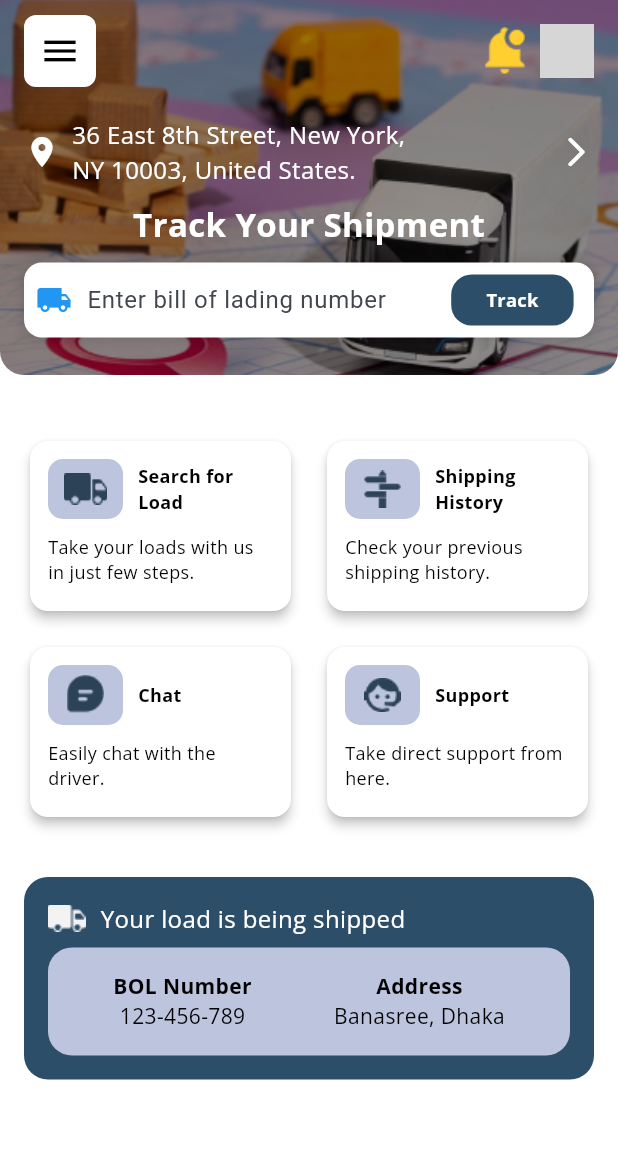
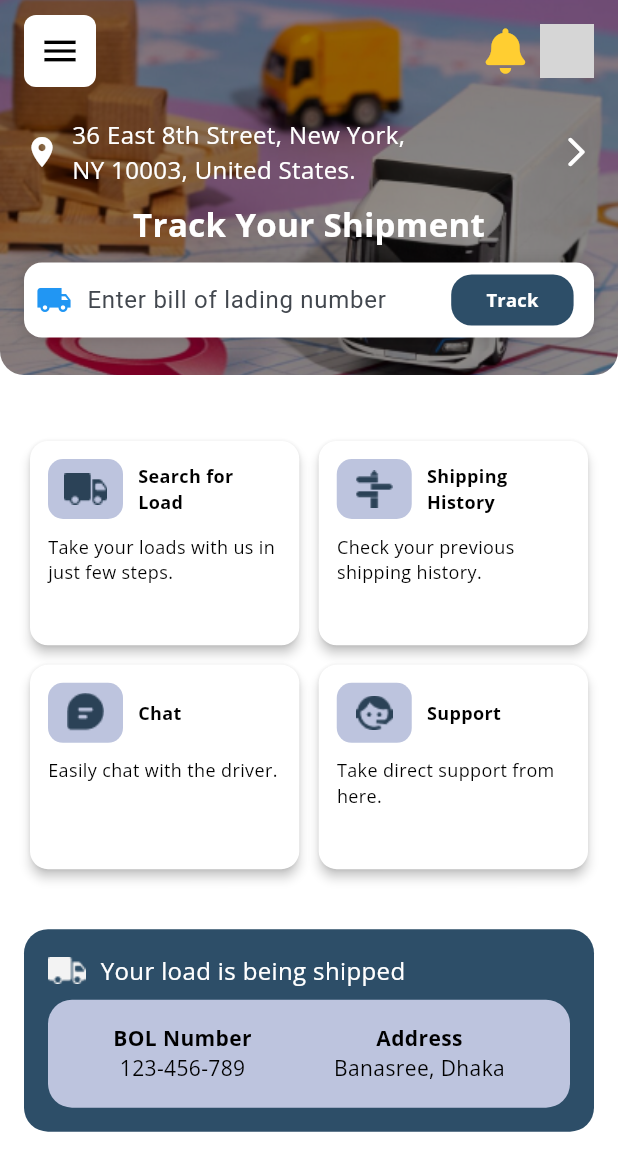
Before and after one commit to Shakil-Shak/ootms, a Flutter app: the DriverHomePage screen opened directly, on a phone screen of 412 x 824 dp. Shown: the top 1171 px of the screen. Run offline on Flutter 3.47's test engine with Material 3 defaults, Android fonts, the phone set to English and light mode, and no system bars; our stand-ins replace carousel_slider, dotted_border, flutter_map, flutter_spinkit, font_awesome_flutter, google_fonts and 1 more; grey boxes are pictures that could not be loaded.

Commit message:
home page notification icon change

```diff
--- a/lib/presentation/screens/role/driver/home/driver_home_page.dart
+++ b/lib/presentation/screens/role/driver/home/driver_home_page.dart
@@ -1,4 +1,5 @@
 import 'package:flutter/material.dart';
+import 'package:font_awesome_flutter/font_awesome_flutter.dart';
 import 'package:ootms/core/constants/color/app_color.dart';
 import 'package:ootms/presentation/components/common_button.dart';
 import 'package:ootms/presentation/components/common_text.dart';
@@ -72,14 +73,19 @@ class _DriverHomePageState extends State<DriverHomePage> {
                             ),
                             const Spacer(),
                             // Notification bell
-                            Image.asset(
-                                "assets/icons/user home page/notify.png"),
+                            // Image.asset(
+                            //     "assets/icons/user home page/notify.png"),
+                            const FaIcon(
+                              FontAwesomeIcons.solidBell,
+                              color: Color.fromRGBO(255, 206, 49, 1),
+                              size: 30,
+                            ),
                             const SizedBox(width: 10),
                             // Profile avatar
                             const CircleAvatar(
                               backgroundColor: AppColor.black,
                               backgroundImage: AssetImage(
-                                  'assets/icons/profile_icon_2.png'), // Replace with your image asset
+                                  'assets/icons/profile_icon_2.png'),
                               radius: 18,
                             ),
                           ],
@@ -91,7 +97,7 @@ class _DriverHomePageState extends State<DriverHomePage> {
                         child: InkWell(
                           onTap: () {
                             animetedNavigationPush(
-                                DriverSetLocationPage(), context);
+                                const DriverSetLocationPage(), context);
                           },
                           child: Row(
                             children: [
@@ -184,9 +190,9 @@ class _DriverHomePageState extends State<DriverHomePage> {
               child: GridView.count(
                 shrinkWrap: true,
                 crossAxisCount: 2,
-                childAspectRatio: 1.5,
-                mainAxisSpacing: 16,
-                crossAxisSpacing: 16,
+                childAspectRatio: 1.3,
+                mainAxisSpacing: 5,
+                crossAxisSpacing: 5,
                 physics: const NeverScrollableScrollPhysics(),
                 children: [
                   buildActionCard(
@@ -194,7 +200,8 @@ class _DriverHomePageState extends State<DriverHomePage> {
                     label: 'Search for Load',
                     description: 'Take your loads with us in just few steps.',
                     onTap: () {
-                      animetedNavigationPush(const DriverFindLoadPage(), context);
+                      animetedNavigationPush(
+                          const DriverFindLoadPage(), context);
                     },
                   ),
                   buildActionCard(
@@ -219,7 +226,8 @@ class _DriverHomePageState extends State<DriverHomePage> {
                     label: 'Support',
                     description: 'Take direct support from here.',
                     onTap: () {
-                      animetedNavigationPush(const DriverSupportPage(), context);
+                      animetedNavigationPush(
+                          const DriverSupportPage(), context);
                     },
                   ),
                 ],
--- a/pubspec.yaml
+++ b/pubspec.yaml
@@ -45,6 +45,7 @@ dependencies:
   url_launcher: ^6.3.1
   dotted_border: ^2.1.0
   carousel_slider: ^5.0.0
+  font_awesome_flutter: ^10.7.0
 
 dev_dependencies:
   flutter_test:
```
Also changed, not shown: pubspec.lock.
